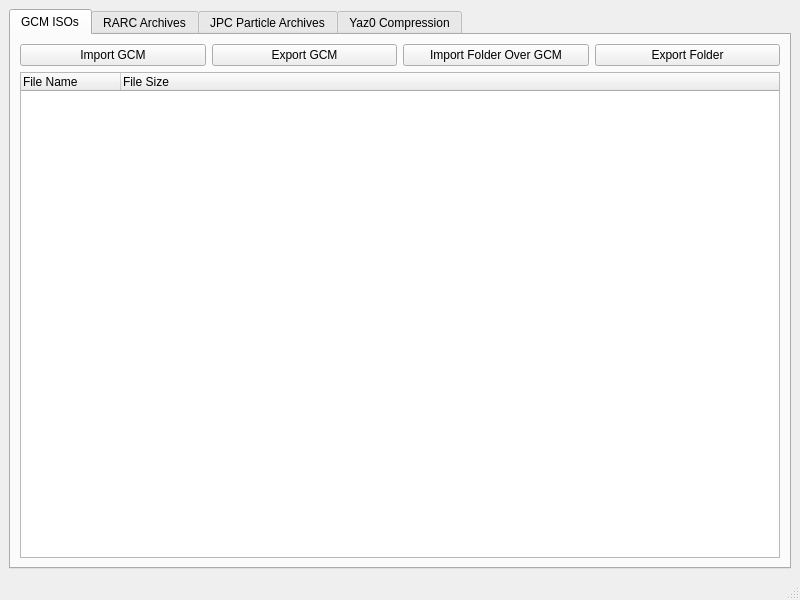
Qt form gcft_ui/main.ui (LagoLunatic/GCFT) before a commit.
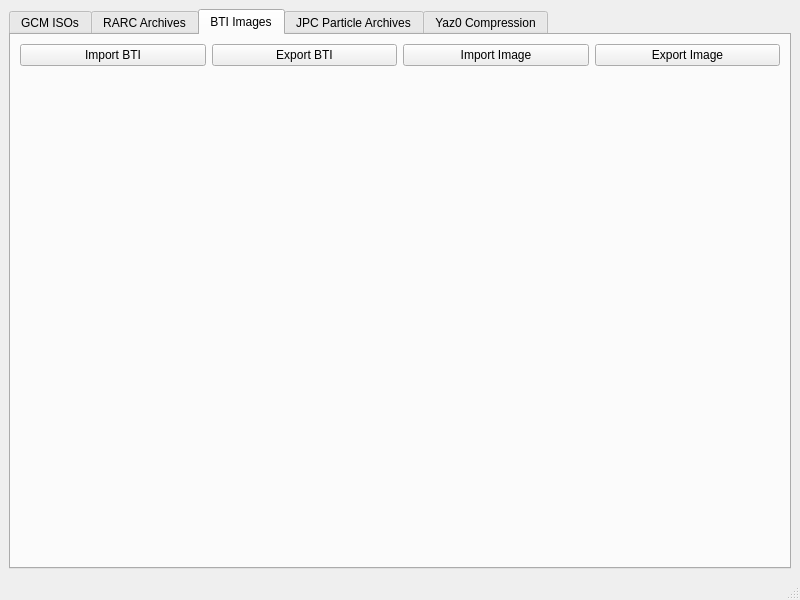
The same form after that commit. The open tabs and pages were chosen to show the change.

Patch:
```diff
--- a/gcft_ui/main.ui
+++ b/gcft_ui/main.ui
@@ -131,6 +131,61 @@
         </item>
        </layout>
       </widget>
+      <widget class="QWidget" name="tab_5">
+       <attribute name="title">
+        <string>BTI Images</string>
+       </attribute>
+       <layout class="QVBoxLayout" name="verticalLayout_6">
+        <item>
+         <layout class="QHBoxLayout" name="horizontalLayout_5">
+          <item>
+           <widget class="QPushButton" name="import_bti">
+            <property name="text">
+             <string>Import BTI</string>
+            </property>
+           </widget>
+          </item>
+          <item>
+           <widget class="QPushButton" name="export_bti">
+            <property name="text">
+             <string>Export BTI</string>
+            </property>
+           </widget>
+          </item>
+          <item>
+           <widget class="QPushButton" name="import_bti_image">
+            <property name="text">
+             <string>Import Image</string>
+            </property>
+           </widget>
+          </item>
+          <item>
+           <widget class="QPushButton" name="export_bti_image">
+            <property name="text">
+             <string>Export Image</string>
+            </property>
+           </widget>
+          </item>
+         </layout>
+        </item>
+        <item>
+         <widget class="QLabel" name="bti_image_label">
+          <property name="sizePolicy">
+           <sizepolicy hsizetype="Preferred" vsizetype="MinimumExpanding">
+            <horstretch>0</horstretch>
+            <verstretch>0</verstretch>
+           </sizepolicy>
+          </property>
+          <property name="text">
+           <string/>
+          </property>
+          <property name="alignment">
+           <set>Qt::AlignCenter</set>
+          </property>
+         </widget>
+        </item>
+       </layout>
+      </widget>
       <widget class="QWidget" name="tab_4">
        <attribute name="title">
         <string>JPC Particle Archives</string>
```
